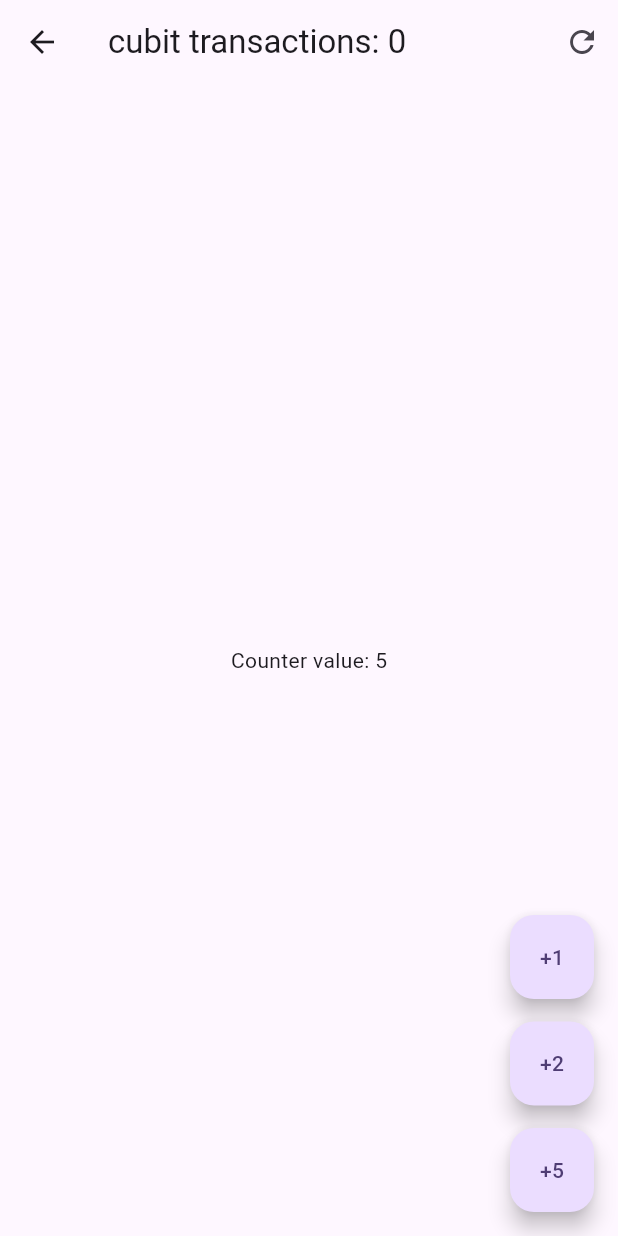
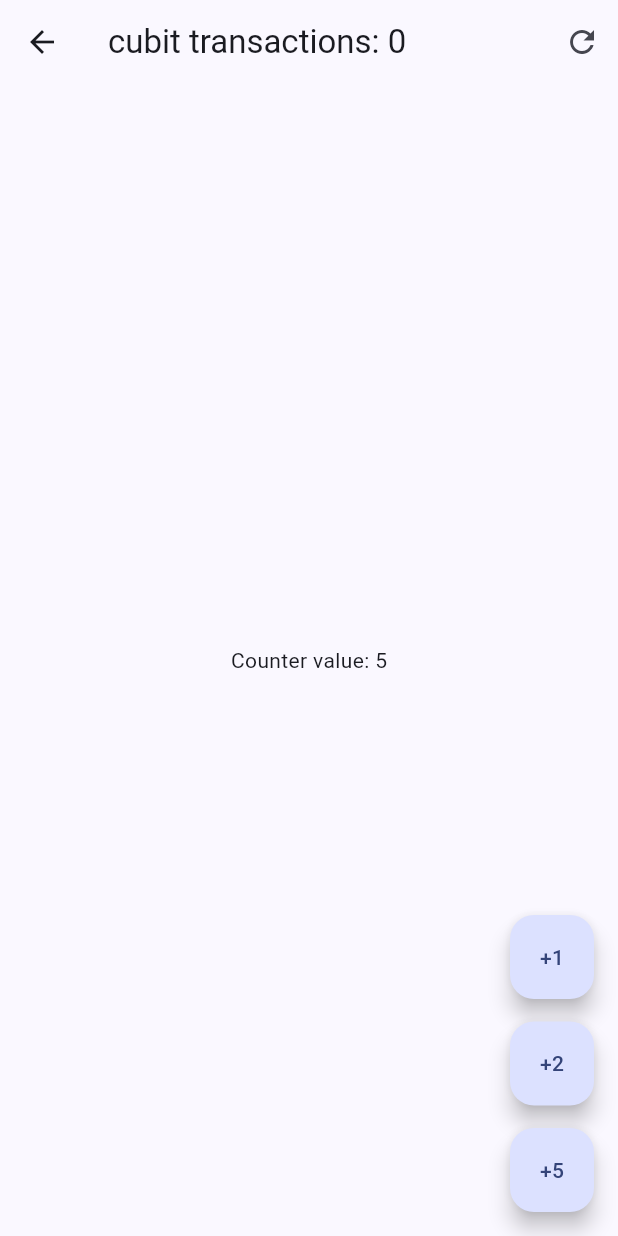
Before and after one commit to Juanca0312/flutter_projects_repo, a Flutter app: the _CubitCounterView screen opened directly, on a phone screen of 412 x 824 dp. Run offline on Flutter 3.47's test engine with Material 3 defaults, Android fonts, the phone set to English and light mode, and no system bars; our stand-ins replace animate_do, dio, equatable, flutter_bloc, flutter_dotenv, flutter_riverpod and 5 more; accounts and stored records are empty; project files that could hold a hidden picture were left out.

```diff
--- /dev/null
+++ b/cinemapedia/lib/core/router/app_router.dart
@@ -0,0 +1,13 @@
+import 'package:cinemapedia/presentation/screens/movies/home_screen.dart';
+import 'package:go_router/go_router.dart';
+
+final appRouter = GoRouter(
+  initialLocation: '/',
+  routes: [
+    GoRoute(
+      path: '/',
+      name: HomeScreen.name,
+      builder: (context, state) => const HomeScreen(),
+    ),
+  ],
+);
--- /dev/null
+++ b/cinemapedia/lib/core/theme/app_theme.dart
@@ -0,0 +1,6 @@
+import 'package:flutter/material.dart';
+
+ThemeData getTheme() => ThemeData(
+      useMaterial3: true,
+      colorSchemeSeed: const Color(0xFF2862F5),
+    );
--- a/cinemapedia/pubspec.yaml
+++ b/cinemapedia/pubspec.yaml
@@ -35,6 +35,7 @@ dependencies:
   # The following adds the Cupertino Icons font to your application.
   # Use with the CupertinoIcons class for iOS style icons.
   cupertino_icons: ^1.0.6
+  go_router: ^14.0.2
 
 dev_dependencies:
   flutter_test:
```
Also changed, not shown: cinemapedia/lib/main.dart (+6 -111 lines), cinemapedia/lib/presentation/screens/movies/home_screen.dart (added, +16 -0 lines), cinemapedia/pubspec.lock.
